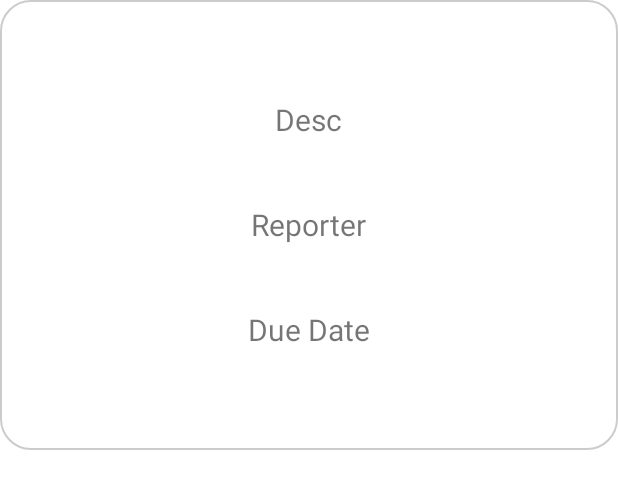
After one commit to cristi2708/TeamManagementApp, an Android app: the layout task_details_popup.xml on its own in the app's theme, with its tools: preview values and no code run, on a phone screen of 412 x 824 dp. The commit adds this screen. Shown: the top 489 px of the screen. Run offline under Robolectric (Android 15) with nearby library versions, the phone set to English and light mode, and no system bars; network calls fail.

Commit message:
fetch tasks from api + show details popup

```diff
--- a/application/app/build.gradle
+++ b/application/app/build.gradle
@@ -45,4 +45,7 @@ dependencies {
     // https://mvnrepository.com/artifact/com.fasterxml.jackson.core/jackson-databind
     implementation group: 'com.fasterxml.jackson.core', name: 'jackson-databind', version: '2.0.1'
 
+    // https://mvnrepository.com/artifact/com.fasterxml.jackson.datatype/jackson-datatype-jsr310
+    implementation group: 'com.fasterxml.jackson.datatype', name: 'jackson-datatype-jsr310', version: '2.14.1'
+
 }
--- /dev/null
+++ b/application/app/src/main/res/drawable/custom_border.xml
@@ -0,0 +1,6 @@
+<?xml version="1.0" encoding="UTF-8"?>
+<shape xmlns:android="http://schemas.android.com/apk/res/android" android:shape="rectangle">
+    <corners android:radius="20dp"/>
+    <padding android:left="10dp" android:right="10dp" android:top="10dp" android:bottom="10dp"/>
+    <stroke android:width="1dp" android:color="#CCCCCC"/>
+</shape>
--- /dev/null
+++ b/application/app/src/main/res/layout/task_details_popup.xml
@@ -0,0 +1,40 @@
+<?xml version="1.0" encoding="utf-8"?>
+<LinearLayout xmlns:android="http://schemas.android.com/apk/res/android"
+    android:layout_width="match_parent"
+    android:layout_height="300dp"
+    android:background="@drawable/custom_border"
+    android:gravity="center"
+    android:orientation="vertical"
+    android:outlineProvider="paddedBounds">
+
+    <TextView
+        android:id="@+id/desc"
+        android:layout_width="wrap_content"
+        android:layout_height="70dp"
+        android:layout_weight="0"
+        android:gravity="center"
+        android:padding="@dimen/fab_margin"
+        android:text="Desc"
+        android:textSize="20sp" />
+
+    <TextView
+        android:id="@+id/reporter"
+        android:layout_width="wrap_content"
+        android:layout_height="70dp"
+        android:layout_weight="0"
+        android:gravity="center"
+        android:padding="@dimen/fab_margin"
+        android:text="Reporter"
+        android:textSize="20sp" />
+
+    <TextView
+        android:id="@+id/dueDate"
+        android:layout_width="wrap_content"
+        android:layout_height="70dp"
+        android:layout_weight="0"
+        android:gravity="center"
+        android:text="Due Date"
+        android:textSize="20sp" />
+
+
+</LinearLayout>
--- a/application/app/src/main/res/layout/task_list_item.xml
+++ b/application/app/src/main/res/layout/task_list_item.xml
@@ -27,7 +27,7 @@
         android:textSize="20sp" />
 
     <ImageButton
-        android:id="@+id/zoomButton"
+        android:id="@+id/doneButton"
         android:layout_width="60dp"
         android:layout_height="match_parent"
         android:layout_weight="0"
@@ -35,7 +35,7 @@
         android:text="Button" />
 
     <ImageButton
-        android:id="@+id/doneButton"
+        android:id="@+id/zoomButton"
         android:layout_width="60dp"
         android:layout_height="match_parent"
         android:layout_weight="0"
```
Also changed, not shown: application/app/src/main/java/com/example/teammanagementv2/APIClient.java (+25 -1 lines), application/app/src/main/java/com/example/teammanagementv2/TaskListActivity.java (+60 -9 lines), application/app/src/main/java/com/example/teammanagementv2/TaskListActivityCallback.java (added, +9 -0 lines), application/app/src/main/java/com/example/teammanagementv2/TaskListAdapter.java (+25 -6 lines), application/app/src/main/java/com/example/teammanagementv2/TaskOverview.java (deleted, +0 -11 lines), application/app/src/main/java/com/example/teammanagementv2/entities/Task.java (added, +68 -0 lines), application/app/src/main/java/com/example/teammanagementv2/models/TaskViewModel.java (added, +48 -0 lines).
